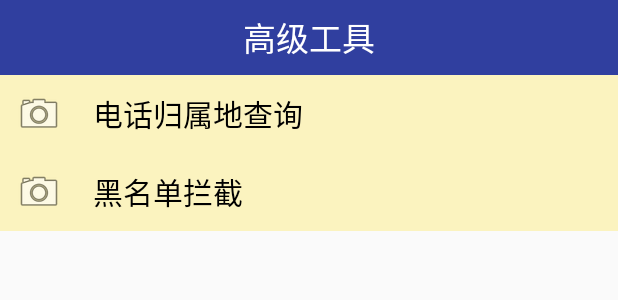
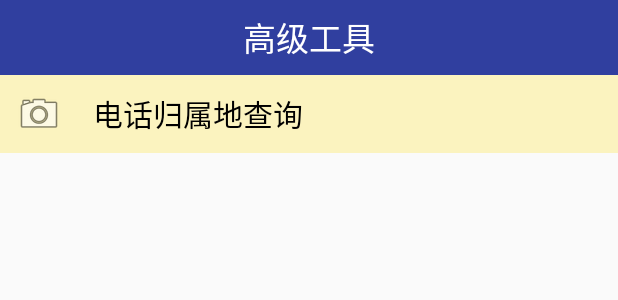
Before and after one commit to MichaelJoker/MobileGuard, an Android app: the layout activity_atools.xml on its own in the app's theme, with its tools: preview values and no code run, on a phone screen of 412 x 824 dp. Shown: the top 300 px of the screen. Run offline under Robolectric (Android 15) with nearby library versions, the phone set to English and light mode, and no system bars.

Commit message:
2016.3.26(day8  20：47)

```diff
--- a/app/build.gradle
+++ b/app/build.gradle
@@ -2,7 +2,7 @@ apply plugin: 'com.android.application'
 
 android {
     compileSdkVersion 23
-    buildToolsVersion "23.0.2"
+    buildToolsVersion '23.0.2'
 
     defaultConfig {
         applicationId "com.paper.mobileguard"
--- a/app/src/main/java/com/paper/mobileguard/activity/MainActivity.java
+++ b/app/src/main/java/com/paper/mobileguard/activity/MainActivity.java
@@ -72,6 +72,11 @@ public class MainActivity extends AppCompatActivity {
                         // 软件管理
                         startActivity(new Intent(MainActivity.this,
                                 AppManagerActivity.class));
+                        break;
+                    case 3:
+                        // 进程管理
+                        startActivity(new Intent(MainActivity.this,
+                               TaskManagerActivity.class));
                         break;
                     case 7:
                         // 高级工具
--- a/app/src/main/res/layout/activity_atools.xml
+++ b/app/src/main/res/layout/activity_atools.xml
@@ -22,18 +22,7 @@
         android:textColor="@color/black"
         android:textSize="20sp" />
 
-    <TextView
-        android:layout_width="match_parent"
-        android:layout_height="wrap_content"
-        android:background="@drawable/button"
-        android:clickable="true"
-        android:drawableLeft="@android:drawable/ic_menu_camera"
-        android:drawablePadding="20dp"
-        android:gravity="center_vertical"
-        android:onClick="blackListQuery"
-        android:padding="10dp"
-        android:text="黑名单拦截"
-        android:textColor="@color/black"
-        android:textSize="20sp" />
+
+
 
 </LinearLayout>
```
Also changed, not shown: app/src/main/AndroidManifest.xml (+11 -2 lines), app/src/main/java/com/paper/mobileguard/activity/CallSafeActivity.java (+1 -14 lines).
